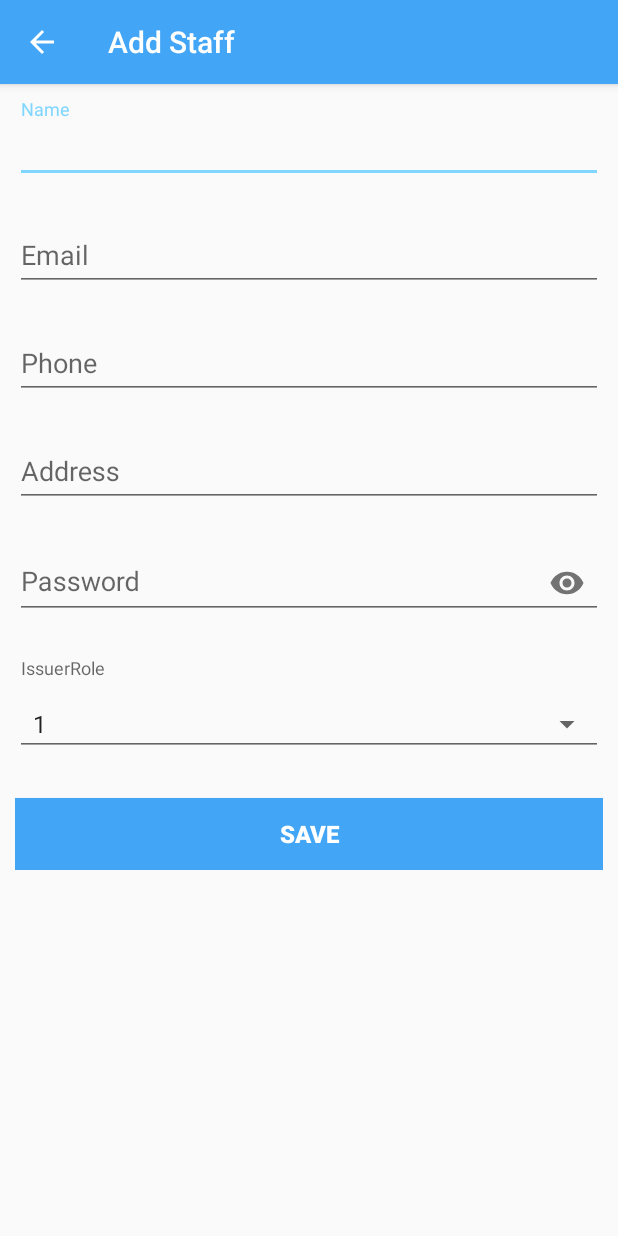
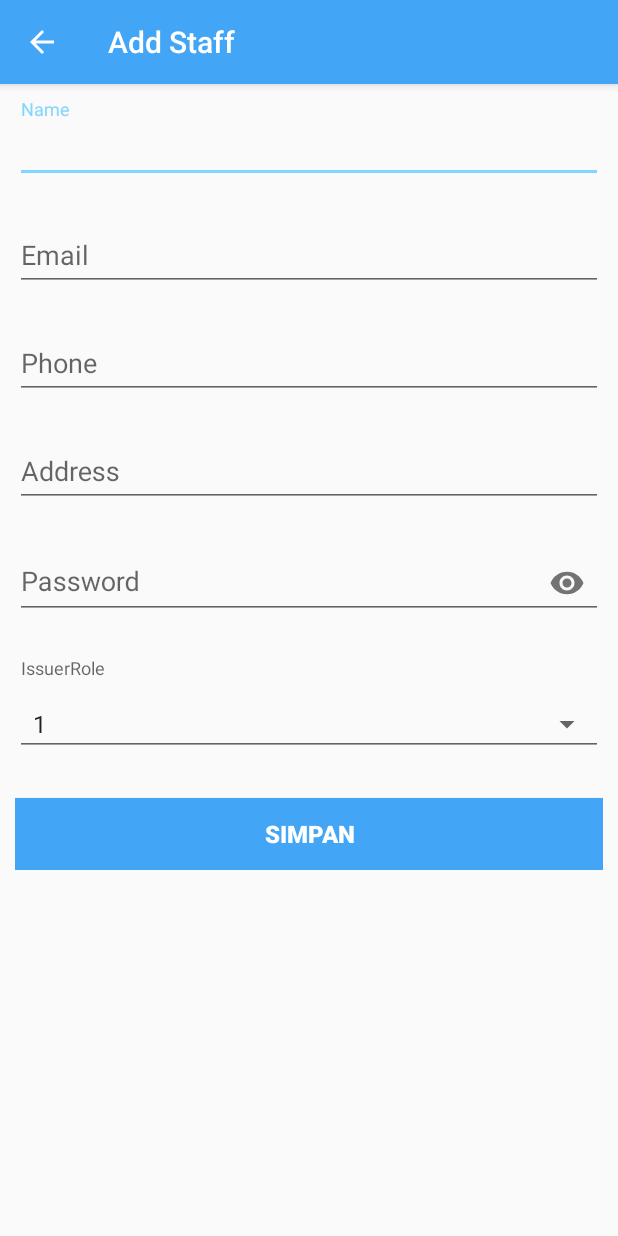
Before and after one commit to adityaayatusy-zz/TestPraktekDuitHapeAndroid, an Android app: the screen it shows after launch (AddStaff), after a tap on an icon or button, on a phone screen of 412 x 824 dp. Run offline under Robolectric (Android 15) with nearby library versions, the phone set to English and light mode, and no system bars.

Commit message:
fix bugs

```diff
--- a/app/src/main/java/com/adityaayatusy/testpraktekduithape/AddStaff.java
+++ b/app/src/main/java/com/adityaayatusy/testpraktekduithape/AddStaff.java
@@ -7,14 +7,9 @@ import android.support.v7.app.AppCompatActivity;
 import android.os.Bundle;
 import android.support.v7.widget.AppCompatSpinner;
 import android.util.Log;
-import android.view.Gravity;
 import android.view.View;
-import android.view.ViewGroup;
 import android.widget.AdapterView;
 import android.widget.Button;
-import android.widget.LinearLayout;
-import android.widget.Spinner;
-import android.widget.TextView;
 import android.widget.Toast;
 
 import com.adityaayatusy.testpraktekduithape.api.ApiServer;
@@ -22,29 +17,30 @@ import com.adityaayatusy.testpraktekduithape.api.ResponsApi;
 import com.adityaayatusy.testpraktekduithape.model.SendUserModel;
 import com.adityaayatusy.testpraktekduithape.model.UserModel;
 
-import java.lang.reflect.Field;
-
 import retrofit2.Call;
 import retrofit2.Callback;
 import retrofit2.Response;
 
 public class AddStaff extends AppCompatActivity implements View.OnClickListener {
-    TextInputLayout name, email, address, phone, password;
-    AppCompatSpinner role;
-    String iName, iEmail, iAddress, iPhone, iPassword;
-    int iRoleId = 1;
-    Button save;
-    ProgressDialog pd;
+    //inisialisasi variabel
+    public TextInputLayout name, email, address, phone, password;
+    public AppCompatSpinner role;
+    public String iName, iEmail, iAddress, iPhone, iPassword;
+    public int iRoleId = 1;
+    public Button save;
+    public ProgressDialog pd;
 
     @Override
     protected void onCreate(Bundle savedInstanceState) {
         super.onCreate(savedInstanceState);
         setContentView(R.layout.activity_add_staff);
 
+        //action bar
         getSupportActionBar().setTitle("Add Staff");
         getSupportActionBar().setDisplayHomeAsUpEnabled(true);
         getSupportActionBar().setDisplayShowHomeEnabled(true);
 
+        //init widget
         name = findViewById(R.id.layout_input_name);
         email = findViewById(R.id.layout_input_email);
         address = findViewById(R.id.layout_input_address);
@@ -53,16 +49,17 @@ public class AddStaff extends AppCompatActivity implements View.OnClickListener
         role = findViewById(R.id.roleId);
         save = findViewById(R.id.save);
 
+        //action button
         save.setOnClickListener(this);
 
     }
-
+    //tobol batal
     @Override
     public boolean onSupportNavigateUp() {
         onBackPressed();
         return true;
     }
-
+    //cek input nama
     public boolean validateName() {
         if (iName.isEmpty()) {
             name.setError("Field tidak boleh kosong");
@@ -72,7 +69,7 @@ public class AddStaff extends AppCompatActivity implements View.OnClickListener
             return true;
         }
     }
-
+    //cek input email
     public boolean validateEmail() {
         String emailPattern = "[a-zA-Z0-9._-]+@[a-z]+\\.+[a-z]+";
 
@@ -87,7 +84,7 @@ public class AddStaff extends AppCompatActivity implements View.OnClickListener
             return true;
         }
     }
-
+    //cek input nomor
     public boolean validatePhone() {
         if (iPhone.isEmpty()) {
             phone.setError("Field tidak boleh kosong");
@@ -98,7 +95,7 @@ public class AddStaff extends AppCompatActivity implements View.OnClickListener
             return true;
         }
     }
-
+    //cek input password
     public boolean validatePassword() {
         if (iPassword.isEmpty()) {
             password.setError("Field tidak boleh kosong");
@@ -120,6 +117,7 @@ public class AddStaff extends AppCompatActivity implements View.OnClickListener
     }
 
     public void save_jadwal() {
+
         iName = name.getEditText().getText().toString().trim();
         iEmail = email.getEditText().getText().toString().trim();
         iAddress = address.getEditText().getText().toString().trim();
@@ -140,6 +138,7 @@ public class AddStaff extends AppCompatActivity implements View.OnClickListener
         if (!validateName() | !validateEmail() | !validatePhone() | !validatePassword()) {
             return;
         } else {
+            //ProgressDialog
             pd = new ProgressDialog(this);
             pd.setMessage("Mengirim Data...");
             pd.show();
@@ -150,8 +149,9 @@ public class AddStaff extends AppCompatActivity implements View.OnClickListener
               res.enqueue(new Callback<UserModel>() {
                 @Override
                 public void onResponse(Call<UserModel> call, Response<UserModel> response) {
-                    pd.hide();
+                    pd.hide(); pd.dismiss();
 
+                    //cek respons api
                     if(response.body() == null){
                         phone.setError("Nomor Sudah Terdaftar!");
                         Toast.makeText(AddStaff.this, "Gagal: Phone has already been registered", Toast.LENGTH_SHORT).show();
--- a/app/src/main/java/com/adityaayatusy/testpraktekduithape/MainActivity.java
+++ b/app/src/main/java/com/adityaayatusy/testpraktekduithape/MainActivity.java
@@ -15,6 +15,7 @@ import android.util.Log;
 import android.view.View;
 import android.widget.Button;
 import android.widget.ProgressBar;
+import android.widget.TextView;
 
 import com.adityaayatusy.testpraktekduithape.adapter.AdapterListUsers;
 import com.adityaayatusy.testpraktekduithape.api.ApiServer;
@@ -29,14 +30,15 @@ import retrofit2.Call;
 import retrofit2.Callback;
 import retrofit2.Response;
 
-public class MainActivity extends AppCompatActivity {
-    ResponsApi api;
-    RecyclerView rv;
-    LinearLayoutManager lm;
-    AdapterListUsers adapter;
-    ProgressBar pb;
-    Button reload;
-    List<UserModel> allData = new ArrayList<UserModel>();
+public class MainActivity extends AppCompatActivity implements View.OnClickListener{
+    public ResponsApi api;
+    public RecyclerView rv;
+    public LinearLayoutManager lm;
+    public AdapterListUsers adapter;
+    public ProgressBar pb;
+    public Button reload;
+    public TextView notice;
+    public List<UserModel> allData = new ArrayList<UserModel>();
     public int current_page = 0;
     public int last = 0;
 
@@ -45,21 +47,25 @@ public class MainActivity extends AppCompatActivity {
         super.onCreate(savedInstanceState);
         setContentView(R.layout.activity_main);
 
+        //action bar
         getSupportActionBar().setDisplayOptions(ActionBar.DISPLAY_SHOW_CUSTOM);
         getSupportActionBar().setCustomView(R.layout.actionbar);
 
+        //init widget
         FloatingActionButton fab = findViewById(R.id.add_btn);
         pb = findViewById(R.id.main_loading);
         rv = findViewById(R.id.rv);
         reload = findViewById(R.id.reload);
+        notice = findViewById(R.id.notice);
 
         lm = new LinearLayoutManager(MainActivity.this);
         rv.setLayoutManager(lm);
+        //event ketika di scroll
         rv.addOnScrollListener(new RecyclerView.OnScrollListener() {
             @Override
             public void onScrolled(@NonNull RecyclerView recyclerView, int dx, int dy) {
+                //mengecek posisi terakhir list item
                 if(lm.getItemCount()-1 == lm.findLastVisibleItemPosition()){
-                    Log.d("last", "onScrolled: "+last);
                     if(last == 0){
                         new Handler().postDelayed(new Runnable() {
                             @Override
@@ -68,34 +74,23 @@ public class MainActivity extends AppCompatActivity {
                             }
                         },1000);
                     }
-
                     last = 1;
-
-
                 }
             }
         });
-        fab.setOnClickListener(new View.OnClickListener() {
-            @Override
-            public void onClick(View v) {
-                Intent intent = new Intent(MainActivity.this, AddStaff.class);
-                startActivity(intent);
-            }
-        });
 
+        //init api
         api = new ApiServer().getClient().create(ResponsApi.class);
 
+        //load data
         firstLoad();
 
-        reload.setOnClickListener(new View.OnClickListener() {
-            @Override
-            public void onClick(View v) {
-                pb.setVisibility(View.VISIBLE);
-                firstLoad();
-            }
-        });
+        //button
+        fab.setOnClickListener(this);
+        reload.setOnClickListener(this);
     }
 
+    //load data pertama
     public void firstLoad(){
         Call<DataModel> res = api.getUsers(current_page,10);
         res.enqueue(new Callback<DataModel>() {
@@ -111,14 +106,16 @@ public class MainActivity extends AppCompatActivity {
             @Override
             public void onFailure(Call<DataModel> call, Throwable t) {
                 pb.setVisibility(View.GONE);
-                reload.setVisibility(View.VISIBLE)
+                reload.setVisibility(View.VISIBLE);
+                notice.setVisibility(View.VISIBLE);
                 Log.d("error",t.getMessage().toString());
             }
         });
     }
 
+    //load data selanjutnya
     public void nextLoad(){
-        current_page += 1;
+        current_page++;
         Call<DataModel> res = api.getUsers(current_page,10);
         res.enqueue(new Callback<DataModel>() {
             @Override
@@ -150,4 +147,19 @@ public class MainActivity extends AppCompatActivity {
                     }
                 }).setNegativeButton("Tidak",null).show();
     }
+
+    @Override
+    public void onClick(View v) {
+        switch (v.getId()){
+
+            case R.id.reload :  pb.setVisibility(View.VISIBLE);
+                                notice.setVisibility(View.GONE);
+                                reload.setVisibility(View.GONE);
+                                firstLoad();
+                                break;
+            case R.id.add_btn:  Intent intent = new Intent(MainActivity.this, AddStaff.class);
+                                startActivity(intent);
+                                break;
+        }
+    }
 }
--- a/app/src/main/java/com/adityaayatusy/testpraktekduithape/adapter/AdapterListUsers.java
+++ b/app/src/main/java/com/adityaayatusy/testpraktekduithape/adapter/AdapterListUsers.java
@@ -15,8 +15,8 @@ import java.util.List;
 
 public class AdapterListUsers extends RecyclerView.Adapter<AdapterListUsers.AdapterListHolder>{
 
-    List<UserModel> users;
-    Context context;
+    public List<UserModel> users;
+    public Context context;
     private int VIEW_TYPE_LOADING = 0;
 
     public AdapterListUsers(List<UserModel> users, Context context) {
@@ -41,7 +41,6 @@ public class AdapterListUsers extends RecyclerView.Adapter<AdapterListUsers.Adap
         if(i >= users.size()){
             adapterListHolder.pb.setVisibility(View.VISIBLE);
         }else{
-            final UserModel u = users.get(i);
             adapterListHolder.name.setText(users.get(i).getName());
             adapterListHolder.email.setText(users.get(i).getEmail());
             adapterListHolder.role.setText(users.get(i).getIssuerRole().getName().toLowerCase());
--- a/app/src/main/java/com/adityaayatusy/testpraktekduithape/model/RoleModel.java
+++ b/app/src/main/java/com/adityaayatusy/testpraktekduithape/model/RoleModel.java
@@ -1,8 +1,7 @@
 package com.adityaayatusy.testpraktekduithape.model;
 
 public class RoleModel {
-
-    String name;
+    public String name;
 
     public String getName() {
         return name;
--- a/app/src/main/java/com/adityaayatusy/testpraktekduithape/model/SendUserModel.java
+++ b/app/src/main/java/com/adityaayatusy/testpraktekduithape/model/SendUserModel.java
@@ -1,8 +1,8 @@
 package com.adityaayatusy.testpraktekduithape.model;
 
 public class SendUserModel {
-    String name,email,phone,address,password;
-    int issuerRoleId;
+    public String name,email,phone,address,password;
+    public int issuerRoleId;
 
     public SendUserModel(String name, String email, String phone, String address, String password, int issuerRoleId) {
         this.name = name;
--- a/app/src/main/res/drawable/shadow.xml
+++ /dev/null
@@ -1,5 +0,0 @@
-<?xml version="1.0" encoding="utf-8"?>
-<shape xmlns:android="http://schemas.android.com/apk/res/android">
-    <solid android:color="@color/white"/>
-    <corners android:radius="2dp"/>
-</shape>
--- a/app/src/main/res/layout/activity_add_staff.xml
+++ b/app/src/main/res/layout/activity_add_staff.xml
@@ -145,7 +145,7 @@
                 android:textStyle="bold"
                 android:textSize="16dp"
                 android:foreground="?android:attr/selectableItemBackground"
-                android:text="Save" />
+                android:text="simpan" />
         </LinearLayout>
     </ScrollView>
 
```
Also changed, not shown: app/src/main/java/com/adityaayatusy/testpraktekduithape/model/DataModel.java (+3 -22 lines), app/src/main/java/com/adityaayatusy/testpraktekduithape/model/UserModel.java (+5 -4 lines), app/src/main/res/layout/activity_main.xml (+17 -2 lines).
